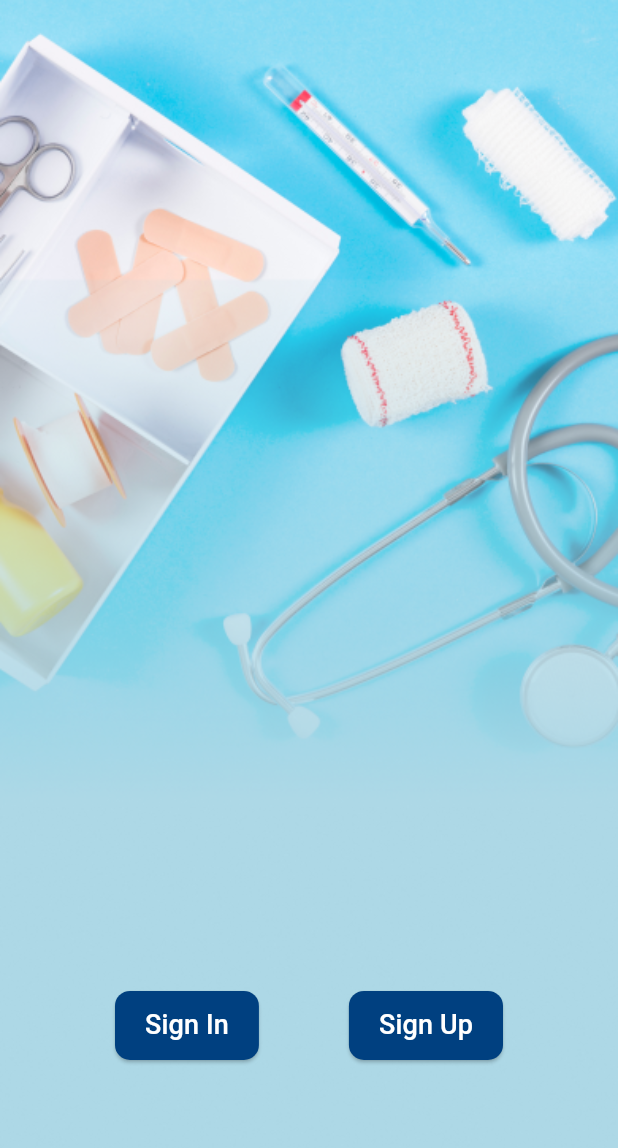
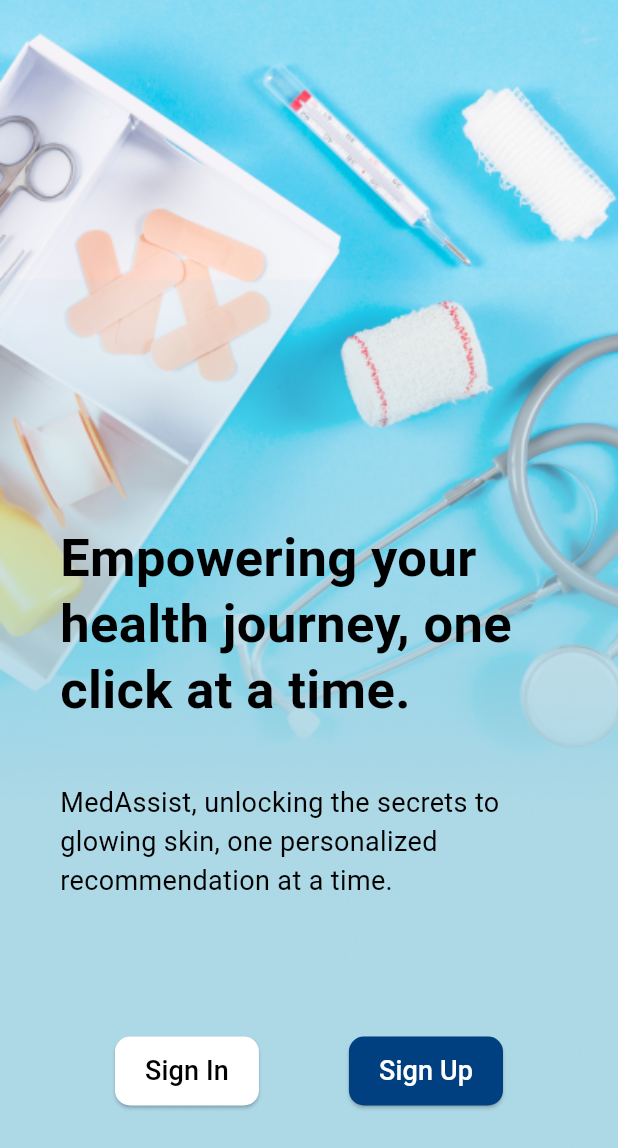
Before and after one commit to HeshanNavindu-7/MedAssist-frontend, a Flutter app: the SecondPage screen opened directly, on a phone screen of 412 x 824 dp. Shown: the top 1148 px of the screen. Run offline on Flutter 3.47's test engine with Material 3 defaults, Android fonts, the phone set to English and light mode, and no system bars; project files that could hold a hidden picture were left out.

Commit message:
Edit Second Page

```diff
--- a/FrontEnd/lib/screens/secondPage.dart
+++ b/FrontEnd/lib/screens/secondPage.dart
@@ -1,4 +1,6 @@
+import 'package:flutter/cupertino.dart';
 import 'package:flutter/material.dart';
+import 'package:flutter/widgets.dart';
 import 'package:midassist/screens/signInPage.dart';
 import 'package:midassist/screens/signUpPage.dart';
 
@@ -15,7 +17,40 @@ class SecondPage extends StatelessWidget {
             fit: BoxFit.cover,
           ),
         ),
-        child: Align(
+        child: Column(
+          children: [
+            const Padding(
+              padding: EdgeInsets.only(top: 350),
+              child: Padding(
+                  padding: EdgeInsets.only(left: 40.0, right: 40.0),
+                  child: Column(
+                    children: [
+                      Text(
+                          'Empowering your health journey, one click at a time.',
+                          style: TextStyle(
+                            fontWeight: FontWeight.bold,
+                            height: 1.25,
+                            fontSize: 35,
+                            color: Colors.black,
+                          )),
+                      SizedBox(
+                        width: 40,
+                        height: 40,
+                      ),
+                      Text(
+                          'MedAssist, unlocking the secrets to glowing skin, one personalized recommendation at a time.',
+                          style: TextStyle(
+                            fontSize: 18,
+                            color: Colors.black,
+                          ))
+                    ],
+                  )),
+            ),
+            const SizedBox(
+              width: 60,
+              height: 90,
+            ),
+            Align(
               alignment:
                   const Alignment(0, 0.7), // Aligning to the desired position
               child: Row(
@@ -31,17 +66,17 @@ class SecondPage extends StatelessWidget {
                       );
                     },
                     style: ElevatedButton.styleFrom(
-                  backgroundColor: const Color(0xFF004080),
+                      backgroundColor: Color.fromRGBO(255, 255, 255, 1),
                       shape: RoundedRectangleBorder(
                         borderRadius: BorderRadius.circular(10),
                       ),
-                  padding:
-                      const EdgeInsets.symmetric(horizontal: 20, vertical: 10),
+                      padding: const EdgeInsets.symmetric(
+                          horizontal: 20, vertical: 10),
                     ),
                     child: const Text(
                       'Sign In',
                       style: TextStyle(
-                    color: Colors.white,
+                        color: Color.fromARGB(255, 0, 0, 0),
                         fontSize: 18,
                       ),
                     ),
@@ -61,8 +96,8 @@ class SecondPage extends StatelessWidget {
                       shape: RoundedRectangleBorder(
                         borderRadius: BorderRadius.circular(10),
                       ),
-                  padding:
-                      const EdgeInsets.symmetric(horizontal: 20, vertical: 10),
+                      padding: const EdgeInsets.symmetric(
+                          horizontal: 20, vertical: 10),
                     ),
                     child: const Text(
                       'Sign Up',
@@ -75,6 +110,8 @@ class SecondPage extends StatelessWidget {
                 ],
               ),
             ),
+          ],
+        ),
       ),
     );
   }
```
Also changed, not shown: FrontEnd/pubspec.yaml (+5 -4 lines), FrontEnd/Fonts/RobotoSerif_120pt_ExtraExpanded-ExtraLight.ttf (added), FrontEnd/pubspec.lock, 1 other file. Lines whose indentation alone changed are shown as unchanged.
